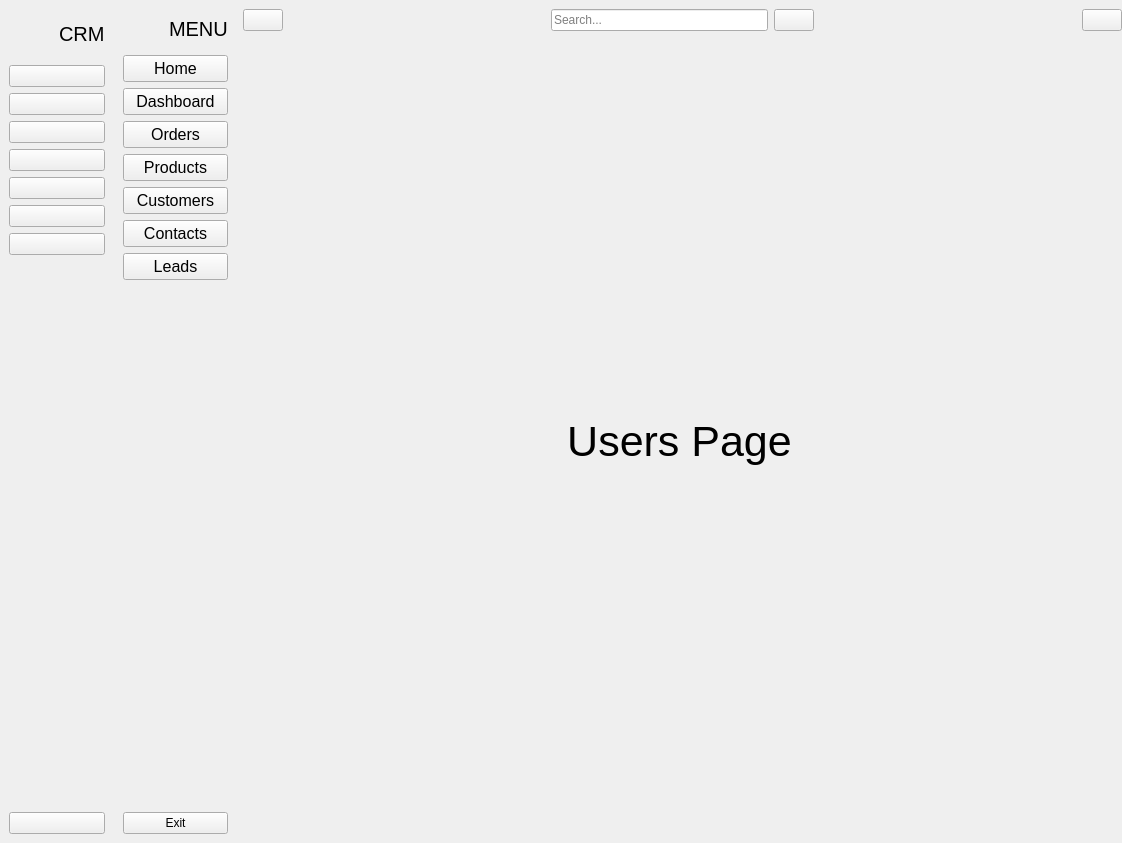
BROM100/CRM-APP, file MainWindow.ui: the form before one commit.
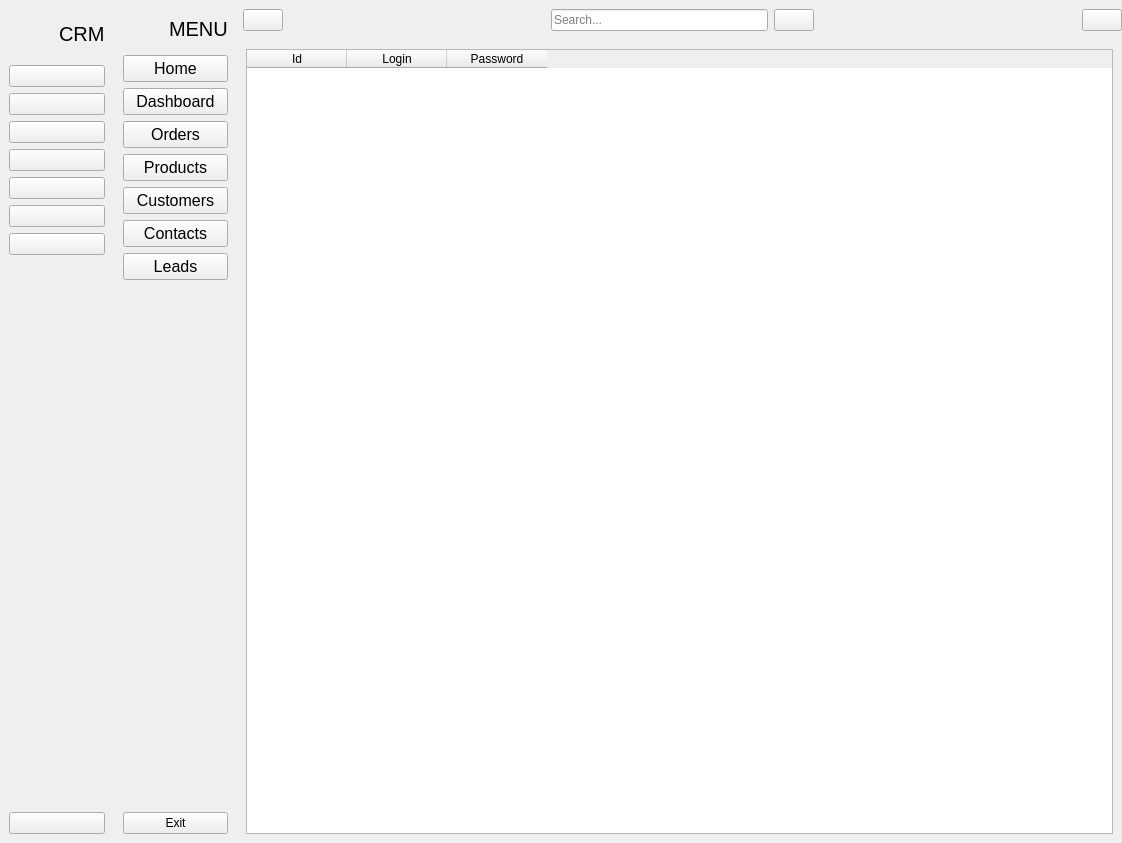
The form after the commit. Icons and pictures are not drawn.

Commit message: database created, users table added, loaddata method.

```diff
--- a/MainWindow.ui
+++ b/MainWindow.ui
@@ -219,24 +219,22 @@
          <widget class="QWidget" name="page_8">
           <layout class="QGridLayout" name="gridLayout_16">
            <item row="0" column="0">
-            <widget class="QLabel" name="label_14">
-             <property name="minimumSize">
-              <size>
-               <width>0</width>
-               <height>341</height>
-              </size>
-             </property>
-             <property name="font">
-              <font>
-               <pointsize>32</pointsize>
-              </font>
-             </property>
+            <widget class="QTableWidget" name="tableWidget">
+             <column>
+              <property name="text">
+               <string>Id</string>
+              </property>
+             </column>
+             <column>
+              <property name="text">
+               <string>Login</string>
+              </property>
+             </column>
+             <column>
              <property name="text">
-              <string>Users Page</string>
-             </property>
-             <property name="alignment">
-              <set>Qt::AlignCenter</set>
-             </property>
+               <string>Password</string>
+              </property>
+             </column>
             </widget>
            </item>
           </layout>
```
Lines whose indentation alone changed are shown as unchanged. The commit also changes 6 other files.
